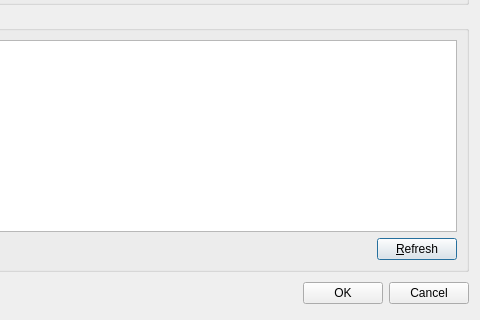
First picture: the form in source/vocabularymanagerdialog/wordsimportdialog.ui, repository martin-kudlicka/vocabulary-master, before the edit; both pictures show x 320 to 800 and y 280 to 600 of the 800 by 600 pixel window.
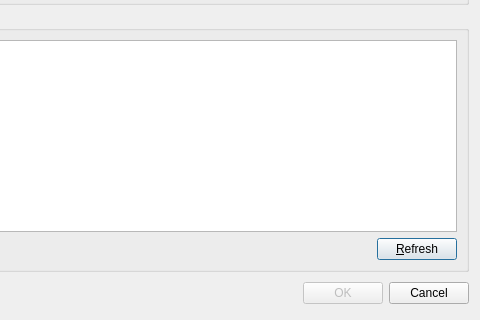
Second picture: the form after the edit.

Commit message: + enable import when category selected

Patch:
```diff
--- a/source/vocabularymanagerdialog/wordsimportdialog.ui
+++ b/source/vocabularymanagerdialog/wordsimportdialog.ui
@@ -117,7 +117,10 @@
       </spacer>
      </item>
      <item>
-      <widget class="QPushButton" name="okButton">
+      <widget class="QPushButton" name="qpbOk">
+       <property name="enabled">
+        <bool>false</bool>
+       </property>
        <property name="text">
         <string>OK</string>
        </property>
```
Left out of the diff: 2 changed lines with no effect on the pictures. The commit also changes 2 other files.
